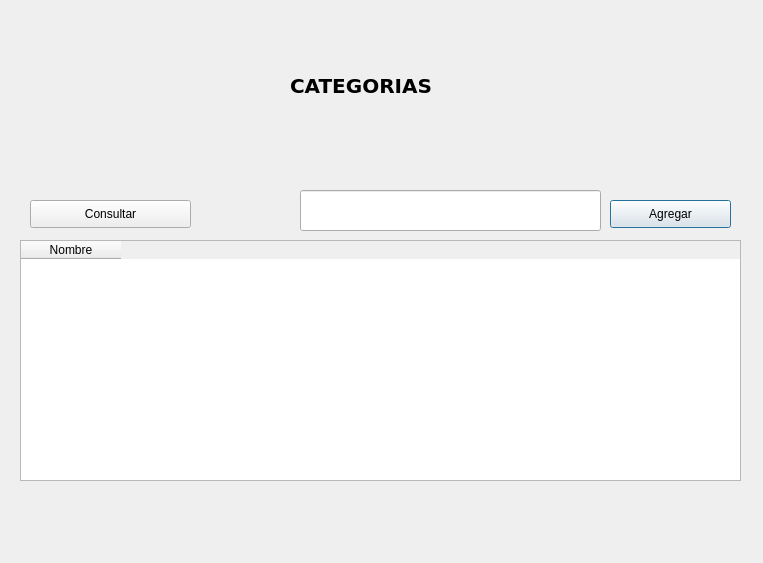
Above: qt/categoriesView.ui from germang2/CrossfitTimer before the change. Below: the same form after it.
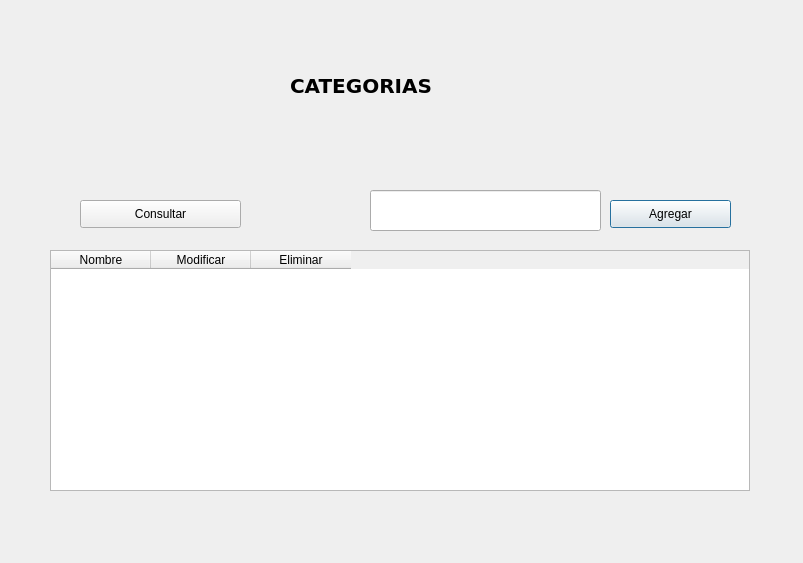
That is the form after the change.

Commit message: Fixed table categories

```diff
--- a/qt/categoriesView.ui
+++ b/qt/categoriesView.ui
@@ -6,7 +6,7 @@
    <rect>
     <x>0</x>
     <y>0</y>
-    <width>763</width>
+    <width>803</width>
     <height>563</height>
    </rect>
   </property>
@@ -29,9 +29,9 @@
   <widget class="QTableWidget" name="categories_table">
    <property name="geometry">
     <rect>
-     <x>20</x>
-     <y>240</y>
-     <width>721</width>
+     <x>50</x>
+     <y>250</y>
+     <width>700</width>
      <height>241</height>
     </rect>
    </property>
@@ -40,11 +40,21 @@
      <string>Nombre</string>
     </property>
    </column>
+   <column>
+    <property name="text">
+     <string>Modificar</string>
+    </property>
+   </column>
+   <column>
+    <property name="text">
+     <string>Eliminar</string>
+    </property>
+   </column>
   </widget>
   <widget class="QPushButton" name="btn_get_all_categories">
    <property name="geometry">
     <rect>
-     <x>30</x>
+     <x>80</x>
      <y>200</y>
      <width>161</width>
      <height>28</height>
@@ -57,9 +67,9 @@
   <widget class="QLineEdit" name="ed_category">
    <property name="geometry">
     <rect>
-     <x>300</x>
+     <x>370</x>
      <y>190</y>
-     <width>301</width>
+     <width>231</width>
      <height>41</height>
     </rect>
    </property>
```
The commit also changes 2 other files.
